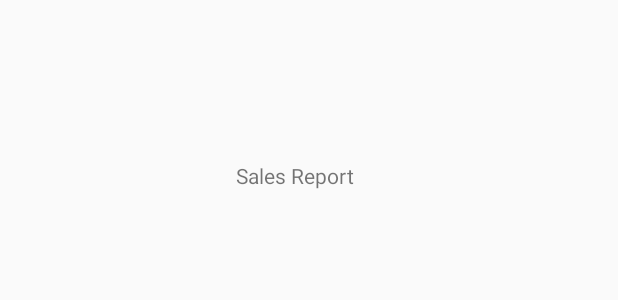
After one commit to JGT0703/Stock_App, an Android app: the layout activity_report_page.xml on its own in the app's theme, with its tools: preview values and no code run, on a phone screen of 412 x 824 dp. The commit adds this screen. Shown: the top 300 px of the screen. Run offline under Robolectric (Android 15) with nearby library versions, the phone set to English and light mode, and no system bars.

```diff
--- a/app/src/main/AndroidManifest.xml
+++ b/app/src/main/AndroidManifest.xml
@@ -12,6 +12,9 @@
         android:supportsRtl="true"
         android:theme="@style/Theme.StockApp"
         tools:targetApi="31">
+        <activity
+            android:name=".Report_Page"
+            android:exported="false" />
         <activity
             android:name=".Products"
             android:exported="false" />
--- a/app/src/main/java/com/example/stockapp/Home_View_Admin.kt
+++ b/app/src/main/java/com/example/stockapp/Home_View_Admin.kt
@@ -74,6 +74,10 @@ class Home_View_Admin : AppCompatActivity() {
                     val cart = Intent(this, Cart_view::class.java)
                     startActivity(cart)
                 }
+                R.id.nav_item4 -> {
+                    val report = Intent(this, Report_Page::class.java)
+                    startActivity(report)
+                }
                 // Handle other items here
                 else -> {
                     Log.w("Home_View_Customer", "Unknown menu item ID: ${item.itemId}")
--- /dev/null
+++ b/app/src/main/res/layout/activity_report_page.xml
@@ -0,0 +1,26 @@
+<?xml version="1.0" encoding="utf-8"?>
+<androidx.constraintlayout.widget.ConstraintLayout xmlns:android="http://schemas.android.com/apk/res/android"
+    xmlns:app="http://schemas.android.com/apk/res-auto"
+    xmlns:tools="http://schemas.android.com/tools"
+    android:id="@+id/main"
+    android:layout_width="match_parent"
+    android:layout_height="match_parent"
+    tools:context=".Report_Page">
+
+    <TextView
+        android:id="@+id/Report"
+        android:layout_width="229dp"
+        android:layout_height="39dp"
+        android:layout_marginStart="81dp"
+        android:layout_marginTop="51dp"
+        android:layout_marginEnd="101dp"
+        android:layout_marginBottom="641dp"
+        android:gravity="center"
+        android:text="Sales Report"
+        android:textAlignment="center"
+        app:layout_constraintBottom_toBottomOf="parent"
+        app:layout_constraintEnd_toEndOf="parent"
+        app:layout_constraintStart_toStartOf="parent"
+        app:layout_constraintTop_toTopOf="parent" />
+
+</androidx.constraintlayout.widget.ConstraintLayout>
--- a/app/src/main/res/menu/nav_menu.xml
+++ b/app/src/main/res/menu/nav_menu.xml
@@ -9,4 +9,7 @@
     <item
         android:id="@+id/nav_item3"
         android:title="Cart" />
+    <item
+        android:id="@+id/nav_item4"
+        android:title="Report" />
 </menu>
```
Also changed, not shown: app/src/main/java/com/example/stockapp/Report_Page.kt (added, +20 -0 lines).
